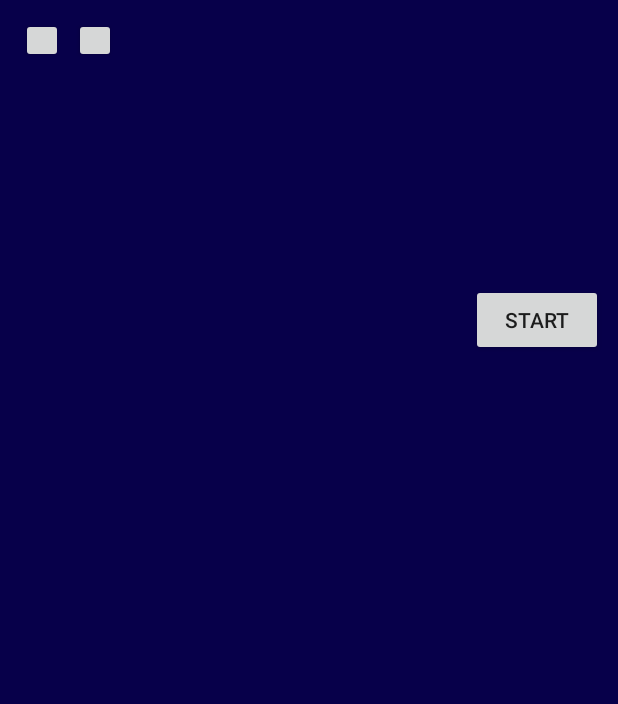
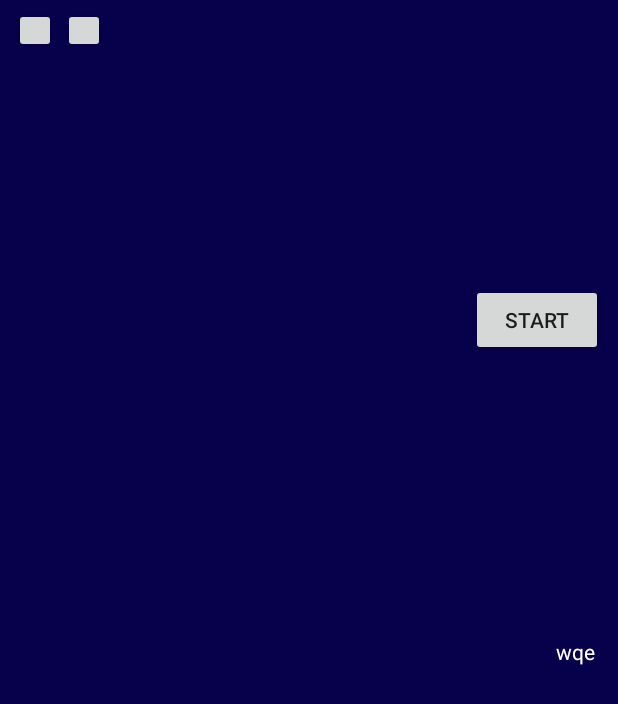
Before and after one commit to aptem336/Fishes, an Android app: the layout canvas.xml on its own in the app's theme, with its tools: preview values and no code run, on a phone screen of 412 x 824 dp. Shown: the top 704 px of the screen. Run offline under Robolectric (Android 15) with nearby library versions, the phone set to English and light mode, and no system bars.

Commit message:
крайне топорно запихал сохранение очков

```diff
--- a/app/src/main/java/com/example/fishes/Data.java
+++ b/app/src/main/java/com/example/fishes/Data.java
@@ -14,4 +14,6 @@ public class Data {
     public static ArrayList<Fish> removedFishes = new ArrayList<>();
     public static ArrayList<Eat> eats = new ArrayList<>();
     public static ArrayList<Eat> removedEats = new ArrayList<>();
+
+    public static String score = "35.0";
 }
--- a/app/src/main/java/com/example/fishes/Eat.java
+++ b/app/src/main/java/com/example/fishes/Eat.java
@@ -5,7 +5,7 @@ package com.example.fishes;
  */
 public class Eat extends Oval {
 
-    Eat(){
+    Eat() {
         super();
         size = 10;
         color = 0x33FFFFFF;
--- a/app/src/main/java/com/example/fishes/MyFish.java
+++ b/app/src/main/java/com/example/fishes/MyFish.java
@@ -4,7 +4,7 @@ package com.example.fishes;
  * Created by aptem on 13.09.2017.
  */
 public class MyFish extends Fish {
-    public void searchTarget(){
+    public void searchTarget() {
         force.set(Vector.getDiff(Listener.location, location));
         force.normalize();
         force.multiply(Data.dt);
--- a/app/src/main/java/com/example/fishes/Oval.java
+++ b/app/src/main/java/com/example/fishes/Oval.java
@@ -4,7 +4,6 @@ import android.annotation.TargetApi;
 import android.graphics.Canvas;
 import android.graphics.Paint;
 import android.os.Build;
-import android.widget.TextView;
 
 /**
  * Created by aptem on 15.07.2016.
@@ -21,14 +20,14 @@ public class Oval extends androidx.appcompat.widget.AppCompatTextView {
     }
 
     @TargetApi(Build.VERSION_CODES.LOLLIPOP)
-    protected void onDraw(Canvas canvas){
+    protected void onDraw(Canvas canvas) {
         super.onDraw(canvas);
         Paint paint = new Paint();
         paint.setColor(color);
         canvas.drawOval(0, 0, size, size, paint);
     }
 
-    protected void updateGeom(){
+    protected void updateGeom() {
         setWidth((int) size);
         setHeight((int) size);
         setTranslationX((float) (location.x - size / 2));
--- a/app/src/main/java/com/example/fishes/Util.java
+++ b/app/src/main/java/com/example/fishes/Util.java
@@ -10,7 +10,7 @@ public class Util {
     public static void sleep(int time) {
         try {
             TimeUnit.MILLISECONDS.sleep(time);
-        } catch (InterruptedException ex) {
+        } catch (InterruptedException ignored) {
         }
     }
 }
--- a/app/src/main/res/layout/canvas.xml
+++ b/app/src/main/res/layout/canvas.xml
@@ -26,9 +26,9 @@
         android:layout_alignParentStart="true"
         android:layout_alignParentLeft="true"
         android:layout_alignParentTop="true"
-        android:layout_marginStart="49dp"
-        android:layout_marginLeft="49dp"
-        android:layout_marginTop="12dp"
+        android:layout_marginStart="42dp"
+        android:layout_marginLeft="42dp"
+        android:layout_marginTop="5dp"
         android:text="@string/restart" />
 
     <Button
@@ -38,8 +38,22 @@
         android:layout_alignParentStart="true"
         android:layout_alignParentLeft="true"
         android:layout_alignParentTop="true"
-        android:layout_marginStart="14dp"
-        android:layout_marginLeft="14dp"
-        android:layout_marginTop="12dp"
+        android:layout_marginStart="9dp"
+        android:layout_marginLeft="9dp"
+        android:layout_marginTop="5dp"
         android:text="@string/pause" />
+
+    <TextView
+        android:id="@+id/score"
+        android:layout_width="wrap_content"
+        android:layout_height="wrap_content"
+        android:layout_alignParentEnd="true"
+        android:layout_alignParentRight="true"
+        android:layout_alignParentBottom="true"
+        android:layout_marginEnd="15dp"
+        android:layout_marginRight="15dp"
+        android:layout_marginBottom="380dp"
+        android:text="wqe"
+        android:textColor="@color/colorPrimaryWhite" />
+
 </RelativeLayout>
--- a/app/src/main/res/values/colors.xml
+++ b/app/src/main/res/values/colors.xml
@@ -1,4 +1,5 @@
 <?xml version="1.0" encoding="utf-8"?>
 <resources>
     <color name="colorPrimaryDark">#07004A</color>
+    <color name="colorPrimaryWhite">#FFFFFF</color>
 </resources>
```
Also changed, not shown: app/src/main/java/com/example/fishes/Fish.java (+15 -14 lines), app/src/main/java/com/example/fishes/Fishes.java (+21 -0 lines), app/src/main/java/com/example/fishes/Game.java (+28 -15 lines), app/src/main/java/com/example/fishes/SoundPool.java (+9 -12 lines).
